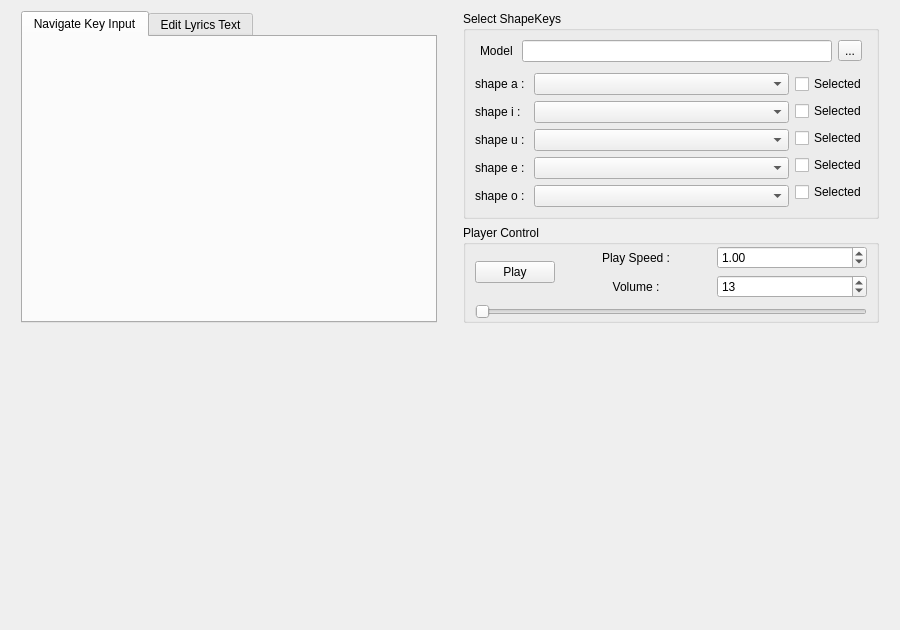
Above: src/mainwidget.ui from Ndgt/AnimateBlendShape before the change. Below: the same form after it.
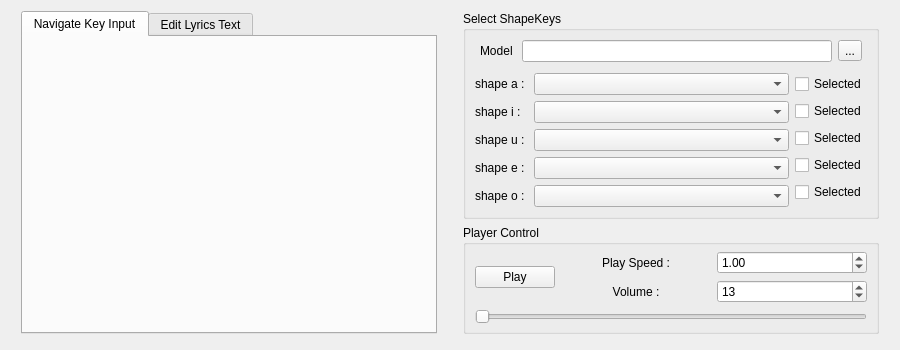
That is the form after the change.

Commit message: adjust position

What changed in the file:
```diff
--- a/src/mainwidget.ui
+++ b/src/mainwidget.ui
@@ -7,15 +7,21 @@
     <x>0</x>
     <y>0</y>
     <width>900</width>
-    <height>630</height>
+    <height>350</height>
    </rect>
   </property>
   <property name="sizePolicy">
-   <sizepolicy hsizetype="Minimum" vsizetype="Preferred">
+   <sizepolicy hsizetype="Minimum" vsizetype="Fixed">
     <horstretch>0</horstretch>
     <verstretch>0</verstretch>
    </sizepolicy>
   </property>
+  <property name="maximumSize">
+   <size>
+    <width>16777215</width>
+    <height>350</height>
+   </size>
+  </property>
   <property name="windowTitle">
    <string>Form</string>
   </property>
@@ -414,19 +420,6 @@
      </item>
     </layout>
    </item>
-   <item>
-    <spacer name="verticalSpacer_2">
-     <property name="orientation">
-      <enum>Qt::Orientation::Vertical</enum>
-     </property>
-     <property name="sizeHint" stdset="0">
-      <size>
-       <width>20</width>
-       <height>40</height>
-      </size>
-     </property>
-    </spacer>
-   </item>
   </layout>
  </widget>
  <resources/>
```
The commit also changes 2 other files.
